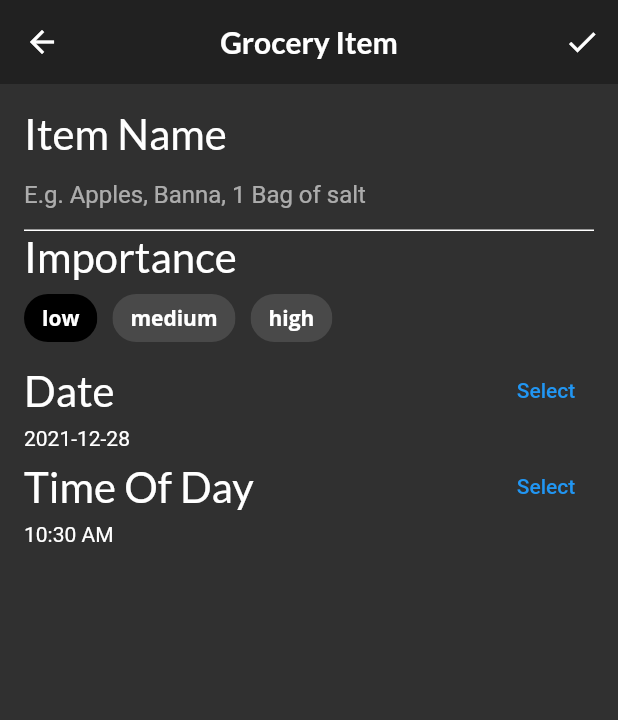
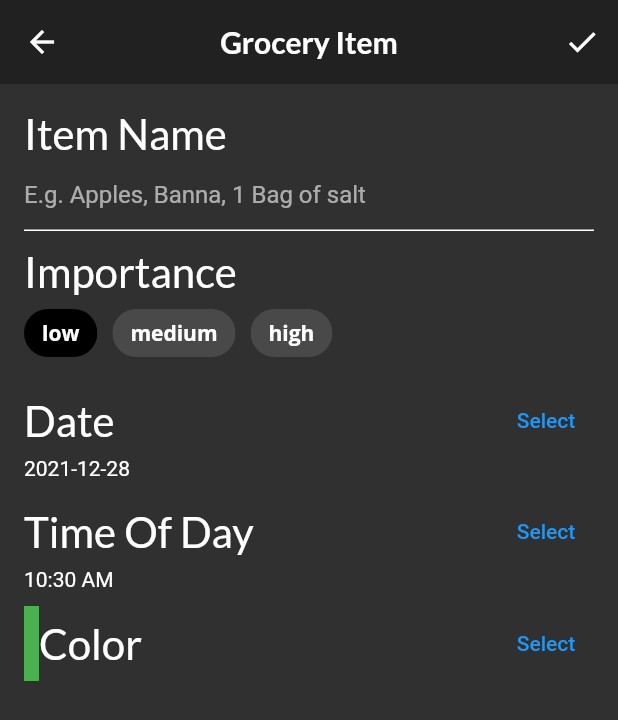
Before and after one commit to jognagram/fooderApp, a Flutter app: the screen it shows after launch, item 3 of the bottom bar chosen, after a tap on the "add" icon, on a phone screen of 412 x 824 dp. Shown: the top 720 px of the screen. Run offline on Flutter 3.47's test engine with Material 2 defaults, Android fonts, the phone set to English and light mode, and no system bars; our stand-ins replace flutter_colorpicker, google_fonts.

Commit message:
Grocery Screen commit

```diff
--- a/lib/screens/grocery_item_screen.dart
+++ b/lib/screens/grocery_item_screen.dart
@@ -1,4 +1,5 @@
 import 'package:flutter/material.dart';
+import 'package:flutter_colorpicker/flutter_colorpicker.dart';
 import 'package:fooder_app/models/models.dart';
 import 'package:google_fonts/google_fonts.dart';
 import 'package:intl/intl.dart';
@@ -76,9 +77,16 @@ class _GroceryItemScreenState extends State<GroceryItemScreen> {
         child: ListView(
           children: [
             buildNameField(),
+            const SizedBox(height: 10.0,),
             buildImportanceField(),
+            const SizedBox(height: 10.0,),
             buildDateField(context),
+            const SizedBox(height: 10.0,),
             buildTimeField(context),
+            const SizedBox(height: 10.0,),
+            buildColorPicker(context),
+            const SizedBox(height: 10.0,),
+            buildQuantityField(),
           ],
         ),
       ),
@@ -221,8 +229,57 @@ class _GroceryItemScreenState extends State<GroceryItemScreen> {
             )
           ],
         ),
-        Text('${_timeOfDay.format(context)}')
+        Text('${_timeOfDay.format(context)}'),
       ],
     );
   }
+
+  Widget buildColorPicker(BuildContext context) {
+    return Row(
+      mainAxisAlignment: MainAxisAlignment.spaceBetween,
+      children: [
+        Row(
+          children: [
+            Container(
+              height: 50.0,
+              width: 10.0,
+              color: _currentColor,
+            ),
+            const SizedBox(height: 8.0,),
+            Text(
+              'Color',
+              style: GoogleFonts.lato(fontSize: 28.0),
+            ),
+          ],
+        ),
+        TextButton(
+          child: const Text('Select'),
+          onPressed: () {
+            showDialog(context: context, builder: (context) {
+              return AlertDialog(
+                content: BlockPicker(
+                  pickerColor: Colors.white,
+                  onColorChanged: (color) {
+                    setState(() => _currentColor = color);
+                  },
+                ),
+                actions: [
+                  TextButton(
+                    child: const Text('Save'),
+                    onPressed: () {
+                      Navigator.of(context).pop();
+                    },
+                  )
+                ],
+              );
+            });
+          },
+        )
+      ],
+    );
+  }
+
+  Widget buildQuantityField() {
+    return Column();
+  }
 }
```
